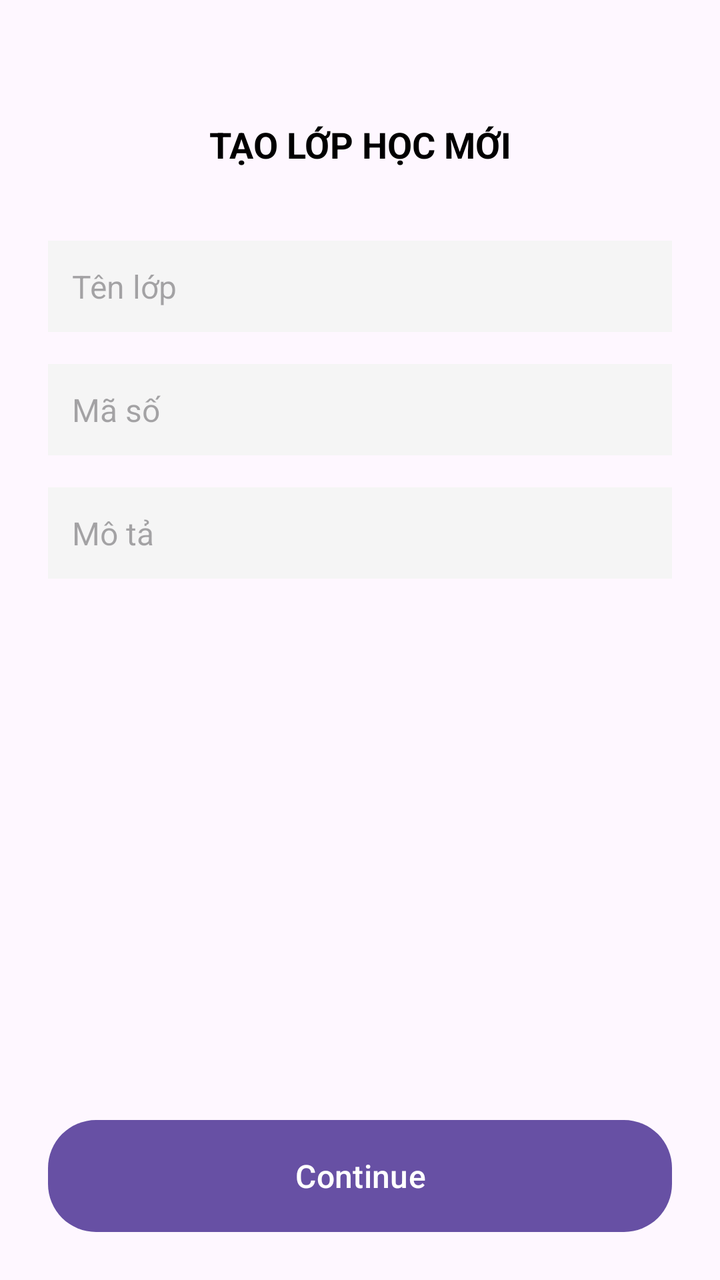
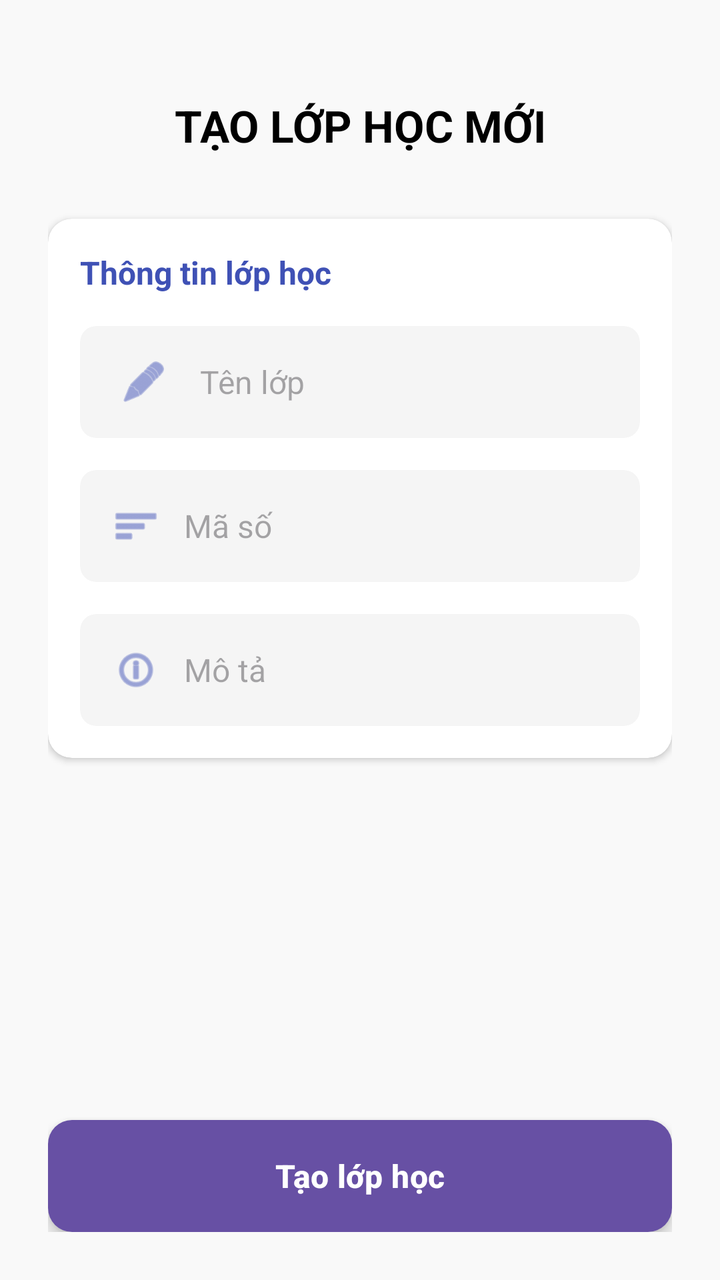

An Android layout rendered at two revisions. The XML below is the earlier revision; the diff shows what the commit changed to produce the second picture.
<!-- AndroidManifest.xml: application theme Theme.Apphoctap -->
<!-- res/layout/fragment_teacher_createclass.xml -->
<?xml version="1.0" encoding="utf-8"?>
<LinearLayout xmlns:android="http://schemas.android.com/apk/res/android"
    xmlns:app="http://schemas.android.com/apk/res-auto"
    android:layout_width="match_parent"
    android:layout_height="match_parent"
    android:orientation="vertical"
    android:padding="24dp">

    <TextView
        android:layout_width="match_parent"
        android:layout_height="wrap_content"
        android:layout_marginTop="36dp"
        android:layout_marginBottom="36dp"
        android:gravity="center"
        android:text="TẠO LỚP HỌC MỚI"
        android:textColor="@android:color/black"
        android:textSize="18sp"
        android:textStyle="bold" />

    <LinearLayout
        android:layout_width="match_parent"
        android:layout_height="wrap_content"
        android:layout_marginBottom="16dp"
        android:orientation="horizontal"
        android:padding="12dp"
        android:gravity="center_vertical"
        android:background="#F5F5F5">


        <EditText
            android:id="@+id/etClassName"
            android:layout_width="match_parent"
            android:layout_height="wrap_content"
            android:background="@null"
            android:hint="Tên lớp"
            android:inputType="text"
            android:textSize="16sp" />
    </LinearLayout>

    <LinearLayout
        android:layout_width="match_parent"
        android:layout_height="wrap_content"
        android:layout_marginBottom="16dp"
        android:background="#F5F5F5"
        android:orientation="horizontal"
        android:padding="12dp"
        android:gravity="center_vertical">


        <EditText
            android:id="@+id/etClassId"
            android:layout_width="match_parent"
            android:layout_height="wrap_content"
            android:background="@null"
            android:hint="Mã số"
            android:inputType="text"
            android:textSize="16sp" />
    </LinearLayout>

    <LinearLayout
        android:layout_width="match_parent"
        android:layout_height="wrap_content"
        android:layout_marginBottom="16dp"
        android:background="#F5F5F5"
        android:orientation="horizontal"
        android:padding="12dp"
        android:gravity="center_vertical">



        <EditText
            android:id="@+id/etClassTopic"
            android:layout_width="match_parent"
            android:layout_height="wrap_content"
            android:background="@null"
            android:hint="Mô tả"
            android:inputType="text"
            android:textSize="16sp" />
    </LinearLayout>

    <View
        android:layout_width="match_parent"
        android:layout_height="0dp"
        android:layout_weight="1" />

    <androidx.cardview.widget.CardView
        android:layout_width="match_parent"
        android:layout_height="wrap_content"
        app:cardCornerRadius="24dp"
        app:cardElevation="0dp">

        <Button
            android:id="@+id/btnContinue"
            android:layout_width="match_parent"
            android:layout_height="56dp"
            android:text="Continue"
            android:textAllCaps="false"
            android:textColor="@android:color/white"
            android:background="@android:color/holo_blue_light"
            android:textSize="16sp" />
    </androidx.cardview.widget.CardView>

</LinearLayout>
<!-- resources referenced by this layout -->
<resources>
  <style name="Theme.Apphoctap" parent="Base.Theme.Apphoctap" />
  <style name="Base.Theme.Apphoctap" parent="Theme.Material3.DayNight.NoActionBar">
          
          
          <item name="popupMenuStyle">@style/RoundedPopupMenu</item>
      </style>
  <style name="RoundedPopupMenu" parent="Widget.AppCompat.PopupMenu">
          <item name="android:popupBackground">@drawable/rounded_popup_background</item>
      </style>
  <!-- drawable rounded_popup_background (drawable) -->
  <shape xmlns:android="http://schemas.android.com/apk/res/android">
      <solid android:color="#FFFFFF" />
      <corners android:radius="12dp" />
      <stroke android:width="1dp" android:color="#E0E0E0" />
  </shape>
</resources>

<!-- the commit's change to res/layout/fragment_teacher_createclass.xml (unified diff, before → after) -->
@@ -1,103 +1,172 @@
 <?xml version="1.0" encoding="utf-8"?>
-<LinearLayout xmlns:android="http://schemas.android.com/apk/res/android"
+<ScrollView xmlns:android="http://schemas.android.com/apk/res/android"
     xmlns:app="http://schemas.android.com/apk/res-auto"
     android:layout_width="match_parent"
     android:layout_height="match_parent"
-    android:orientation="vertical"
-    android:padding="24dp">
-
-    <TextView
-        android:layout_width="match_parent"
-        android:layout_height="wrap_content"
-        android:layout_marginTop="36dp"
-        android:layout_marginBottom="36dp"
-        android:gravity="center"
-        android:text="TẠO LỚP HỌC MỚI"
-        android:textColor="@android:color/black"
-        android:textSize="18sp"
-        android:textStyle="bold" />
+    android:fillViewport="true">
 
     <LinearLayout
         android:layout_width="match_parent"
         android:layout_height="wrap_content"
-        android:layout_marginBottom="16dp"
-        android:orientation="horizontal"
-        android:padding="12dp"
-        android:gravity="center_vertical"
-        android:background="#F5F5F5">
+        android:orientation="vertical"
+        android:padding="24dp"
+        android:background="#F9F9F9">
 
-
-        <EditText
-            android:id="@+id/etClassName"
+        <TextView
             android:layout_width="match_parent"
             android:layout_height="wrap_content"
-            android:background="@null"
-            android:hint="Tên lớp"
-            android:inputType="text"
-            android:textSize="16sp" />
-    </LinearLayout>
+            android:layout_marginTop="24dp"
+            android:layout_marginBottom="32dp"
+            android:gravity="center"
+            android:text="TẠO LỚP HỌC MỚI"
+            android:textColor="@android:color/black"
+            android:textSize="22sp"
+            android:textStyle="bold" />
 
-    <LinearLayout
-        android:layout_width="match_parent"
-        android:layout_height="wrap_content"
-        android:layout_marginBottom="16dp"
-        android:background="#F5F5F5"
-        android:orientation="horizontal"
-        android:padding="12dp"
-        android:gravity="center_vertical">
-
-
-        <EditText
-            android:id="@+id/etClassId"
+        <androidx.cardview.widget.CardView
             android:layout_width="match_parent"
             android:layout_height="wrap_content"
-            android:background="@null"
-            android:hint="Mã số"
-            android:inputType="text"
-            android:textSize="16sp" />
-    </LinearLayout>
+            android:layout_marginBottom="20dp"
+            app:cardCornerRadius="12dp"
+            app:cardElevation="2dp">
 
-    <LinearLayout
-        android:layout_width="match_parent"
-        android:layout_height="wrap_content"
-        android:layout_marginBottom="16dp"
-        android:background="#F5F5F5"
-        android:orientation="horizontal"
-        android:padding="12dp"
-        android:gravity="center_vertical">
+            <LinearLayout
+                android:layout_width="match_parent"
+                android:layout_height="wrap_content"
+                android:orientation="vertical"
+                android:padding="16dp">
 
+                <TextView
+                    android:layout_width="match_parent"
+                    android:layout_height="wrap_content"
+                    android:text="Thông tin lớp học"
+                    android:textColor="#3F51B5"
+                    android:textSize="16sp"
+                    android:textStyle="bold"
+                    android:layout_marginBottom="16dp"/>
 
+                <androidx.cardview.widget.CardView
+                    android:layout_width="match_parent"
+                    android:layout_height="wrap_content"
+                    android:layout_marginBottom="16dp"
+                    app:cardCornerRadius="8dp"
+                    app:cardElevation="0dp"
+                    app:cardBackgroundColor="#F5F5F5">
 
-        <EditText
-            android:id="@+id/etClassTopic"
+                    <LinearLayout
+                        android:layout_width="match_parent"
+                        android:layout_height="wrap_content"
+                        android:orientation="horizontal"
+                        android:padding="16dp"
+                        android:gravity="center_vertical">
+
+                        <ImageView
+                            android:layout_width="wrap_content"
+                            android:layout_height="24dp"
+                            android:layout_marginEnd="12dp"
+                            android:src="@android:drawable/ic_menu_edit"
+                            app:tint="#5C6BC0" />
+
+                        <EditText
+                            android:id="@+id/etClassName"
+                            android:layout_width="match_parent"
+                            android:layout_height="wrap_content"
+                            android:background="@null"
+                            android:hint="Tên lớp"
+                            android:inputType="text"
+                            android:textSize="16sp" />
+                    </LinearLayout>
+                </androidx.cardview.widget.CardView>
+
+                <androidx.cardview.widget.CardView
+                    android:layout_width="match_parent"
+                    android:layout_height="wrap_content"
+                    android:layout_marginBottom="16dp"
+                    app:cardCornerRadius="8dp"
+                    app:cardElevation="0dp"
+                    app:cardBackgroundColor="#F5F5F5">
+
+                    <LinearLayout
+                        android:layout_width="match_parent"
+                        android:layout_height="wrap_content"
+                        android:orientation="horizontal"
+                        android:padding="16dp"
+                        android:gravity="center_vertical">
+
+                        <ImageView
+                            android:layout_width="24dp"
+                            android:layout_height="24dp"
+                            android:layout_marginEnd="12dp"
+                            android:src="@android:drawable/ic_menu_sort_by_size"
+                            app:tint="#5C6BC0" />
+
+                        <EditText
+                            android:id="@+id/etClassKey"
+                            android:layout_width="match_parent"
+                            android:layout_height="wrap_content"
+                            android:background="@null"
+                            android:hint="Mã số"
+                            android:inputType="text"
+                            android:textSize="16sp" />
+                    </LinearLayout>
+                </androidx.cardview.widget.CardView>
+
+                <androidx.cardview.widget.CardView
+                    android:layout_width="match_parent"
+                    android:layout_height="wrap_content"
+                    app:cardCornerRadius="8dp"
+                    app:cardElevation="0dp"
+                    app:cardBackgroundColor="#F5F5F5">
+
+                    <LinearLayout
+                        android:layout_width="match_parent"
+                        android:layout_height="wrap_content"
+                        android:orientation="horizontal"
+                        android:padding="16dp"
+                        android:gravity="center_vertical">
+
+                        <ImageView
+                            android:layout_width="24dp"
+                            android:layout_height="24dp"
+                            android:layout_marginEnd="12dp"
+                            android:src="@android:drawable/ic_menu_info_details"
+                            app:tint="#5C6BC0" />
+
+                        <EditText
+                            android:id="@+id/etClassTopic"
+                            android:layout_width="match_parent"
+                            android:layout_height="wrap_content"
+                            android:background="@null"
+                            android:hint="Mô tả"
+                            android:inputType="text"
+                            android:textSize="16sp" />
+                    </LinearLayout>
+                </androidx.cardview.widget.CardView>
+            </LinearLayout>
+        </androidx.cardview.widget.CardView>
+
+        <View
+            android:layout_width="match_parent"
+            android:layout_height="0dp"
+            android:layout_weight="1" />
+
+        <androidx.cardview.widget.CardView
             android:layout_width="match_parent"
             android:layout_height="wrap_content"
-            android:background="@null"
-            android:hint="Mô tả"
-            android:inputType="text"
-            android:textSize="16sp" />
+            app:cardCornerRadius="12dp"
+            app:cardElevation="4dp">
+
+            <Button
+                android:id="@+id/btnContinue"
+                android:layout_width="match_parent"
+                android:layout_height="56dp"
+                android:text="Tạo lớp học"
+                android:textAllCaps="false"
+                android:textColor="@android:color/white"
+                android:background="#3F51B5"
+                android:textSize="16sp"
+                android:textStyle="bold" />
+        </androidx.cardview.widget.CardView>
+
     </LinearLayout>
-
-    <View
-        android:layout_width="match_parent"
-        android:layout_height="0dp"
-        android:layout_weight="1" />
-
-    <androidx.cardview.widget.CardView
-        android:layout_width="match_parent"
-        android:layout_height="wrap_content"
-        app:cardCornerRadius="24dp"
-        app:cardElevation="0dp">
-
-        <Button
-            android:id="@+id/btnContinue"
-            android:layout_width="match_parent"
-            android:layout_height="56dp"
-            android:text="Continue"
-            android:textAllCaps="false"
-            android:textColor="@android:color/white"
-            android:background="@android:color/holo_blue_light"
-            android:textSize="16sp" />
-    </androidx.cardview.widget.CardView>
-
-</LinearLayout>
+</ScrollView>
